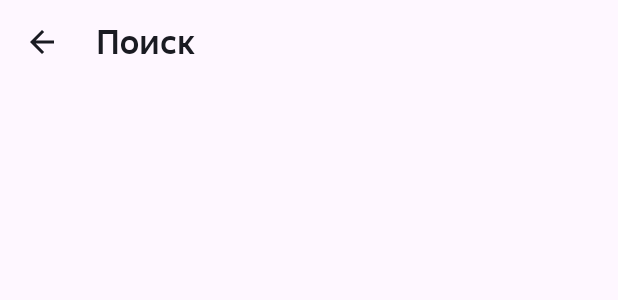
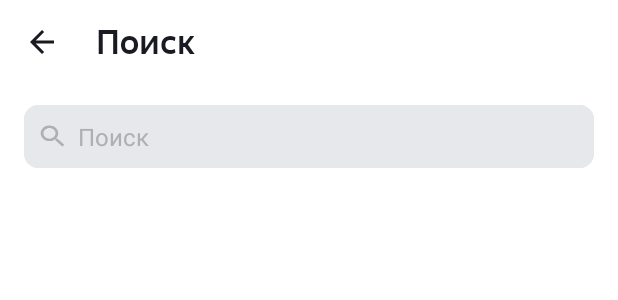
Before and after one commit to Ahilesov/PlaylistMaker, an Android app: the layout activity_search.xml on its own in the app's theme, with its tools: preview values and no code run, on a phone screen of 412 x 824 dp. Shown: the top 300 px of the screen. Run offline under Robolectric (Android 15) with nearby library versions, the phone set to English and light mode, and no system bars; Roboto replaces fonts that are not available here.

Commit message:
Init Commit 1.0 9-sprint

```diff
--- a/app/src/main/java/com/practicum/playlistmaker/SettingsActivity.kt
+++ b/app/src/main/java/com/practicum/playlistmaker/SettingsActivity.kt
@@ -9,6 +9,7 @@ import android.widget.FrameLayout
 import android.widget.ImageView
 
 class SettingsActivity : AppCompatActivity() {
+
     override fun onCreate(savedInstanceState: Bundle?) {
         super.onCreate(savedInstanceState)
         setContentView(R.layout.activity_settings)
--- /dev/null
+++ b/app/src/main/res/drawable/color_cursor.xml
@@ -0,0 +1,5 @@
+<?xml version="1.0" encoding="utf-8"?>
+<shape xmlns:android="http://schemas.android.com/apk/res/android">
+    <size android:width="2dp" />
+    <solid android:color="@color/blue_background" />
+</shape>
--- /dev/null
+++ b/app/src/main/res/drawable/layout_bg.xml
@@ -0,0 +1,7 @@
+<?xml version="1.0" encoding="UTF-8"?>
+<shape xmlns:android="http://schemas.android.com/apk/res/android">
+    <solid android:color="?attr/colorOnSecondary"/>
+    <stroke android:width="3dp" android:color="?attr/colorOnSecondary" />
+    <corners android:radius="8dp"/>
+    <padding android:left="0dp" android:top="0dp" android:right="0dp" android:bottom="0dp" />
+</shape>
--- /dev/null
+++ b/app/src/main/res/drawable/search_icon.xml
@@ -0,0 +1,9 @@
+<vector xmlns:android="http://schemas.android.com/apk/res/android"
+    android:width="18dp"
+    android:height="16dp"
+    android:viewportWidth="18"
+    android:viewportHeight="16">
+  <path
+      android:pathData="M12.381,9.805H11.67L11.418,9.589C12.3,8.676 12.832,7.492 12.832,6.203C12.832,3.329 10.211,1 6.978,1C3.746,1 1.125,3.329 1.125,6.203C1.125,9.077 3.746,11.406 6.978,11.406C8.428,11.406 9.761,10.934 10.788,10.149L11.031,10.373V11.006L15.533,15L16.875,13.807L12.381,9.805ZM6.978,9.805C4.736,9.805 2.926,8.196 2.926,6.203C2.926,4.21 4.736,2.601 6.978,2.601C9.221,2.601 11.031,4.21 11.031,6.203C11.031,8.196 9.221,9.805 6.978,9.805Z"
+      android:fillColor="?attr/colorSecondaryVariant"/>
+</vector>
--- a/app/src/main/res/layout/activity_search.xml
+++ b/app/src/main/res/layout/activity_search.xml
@@ -1,14 +1,12 @@
 <?xml version="1.0" encoding="utf-8"?>
 <LinearLayout xmlns:android="http://schemas.android.com/apk/res/android"
-    android:layout_width="match_parent"
-    android:layout_height="match_parent"
-    android:layout_marginHorizontal="@dimen/frame_16dp"
-    android:orientation="vertical">
+    xmlns:app="http://schemas.android.com/apk/res-auto"
+    style="@style/LinearLayoutApp"
+    android:background="?attr/colorPrimaryVariant">
 
     <LinearLayout
         android:layout_width="match_parent"
         android:layout_height="wrap_content"
-        android:layout_marginTop="@dimen/frame_14dp"
         android:orientation="horizontal">
 
         <ImageView
@@ -17,10 +15,48 @@
             android:src="@drawable/arrow" />
 
         <TextView
+            style="@style/TextScreenName"
             android:layout_marginStart="@dimen/frame_28dp"
-            android:text="@string/button_search"
-            style="@style/TextScreenName"/>
+            android:text="@string/button_search" />
 
     </LinearLayout>
 
+    <LinearLayout
+        android:layout_width="match_parent"
+        android:layout_height="42dp"
+        android:layout_marginTop="@dimen/frame_28dp"
+        android:background="@drawable/layout_bg"
+        android:orientation="horizontal">
+
+        <EditText
+            android:id="@+id/inputEditText"
+            android:layout_width="@dimen/frame_0dp"
+            android:layout_height="match_parent"
+            android:layout_weight="1"
+            android:background="@drawable/layout_bg"
+            android:drawableStart="@drawable/search_icon"
+            android:drawablePadding="@dimen/frame_8dp"
+            android:hint="@string/button_search"
+            android:inputType="text"
+            android:maxLines="1"
+            android:padding="@dimen/frame_10dp"
+            android:textColor="@color/black_text"
+            android:textColorHint="?attr/colorSecondaryVariant"
+            android:textCursorDrawable="@drawable/color_cursor"
+            android:textSize="@dimen/text_16" />
+
+        <ImageView
+            android:id="@+id/clearIcon"
+            android:layout_width="@dimen/frame_20dp"
+            android:layout_height="match_parent"
+            android:layout_gravity="end"
+            android:layout_marginEnd="@dimen/frame_16dp"
+            android:src="@android:drawable/ic_menu_close_clear_cancel"
+            android:visibility="gone"
+            app:tint="@color/black_text"/>
+
+
+    </LinearLayout>
+
+
 </LinearLayout>
--- a/app/src/main/res/values-night/themes.xml
+++ b/app/src/main/res/values-night/themes.xml
@@ -9,7 +9,8 @@
 
         <!-- Secondary brand color. -->
         <item name="colorSecondary">@color/white</item>
-        <item name="colorSecondaryVariant">@color/blue_background</item>
+        <item name="colorSecondaryVariant">@color/black_text</item>
+        <item name="colorOnSecondary">@color/white</item>
 
     </style>
 
--- a/app/src/main/res/values/colors.xml
+++ b/app/src/main/res/values/colors.xml
@@ -5,4 +5,5 @@
     <color name="blue_background">#3772E7</color>
     <color name="black_text">#1A1B22</color>
     <color name="grey_icons">#AEAFB4</color>
+    <color name="grey_light">#E6E8EB</color>
 </resources>
--- a/app/src/main/res/values/dimens.xml
+++ b/app/src/main/res/values/dimens.xml
@@ -2,13 +2,15 @@
 <resources>
     <dimen name="frame_14dp">14dp</dimen>
     <dimen name="frame_28dp">28dp</dimen>
+    <dimen name="frame_20dp">20dp</dimen>
     <dimen name="frame_16dp">16dp</dimen>
+    <dimen name="frame_8dp">8dp</dimen>
+    <dimen name="frame_36dp">36dp</dimen>
     <dimen name="frame_62dp">62dp</dimen>
     <dimen name="frame_10dp">10dp</dimen>
     <dimen name="frame_0dp">0dp</dimen>
     <dimen name="frame_40dp">40dp</dimen>
     <dimen name="frame_4dp">4dp</dimen>
-    <dimen name="radius_button_16dp">16dp</dimen>
     <dimen name="text_22">22sp</dimen>
     <dimen name="text_16">16sp</dimen>
 
--- a/app/src/main/res/values/styles.xml
+++ b/app/src/main/res/values/styles.xml
@@ -36,7 +36,7 @@
         <item name="android:textAppearance">@style/TextAppearance.AppCompat.Body1</item>
         <item name="android:textColor">@color/black_text</item>
         <item name="android:textSize">@dimen/text_22</item>
-        <item name="cornerRadius">@dimen/text_16</item>
+        <item name="cornerRadius">@dimen/frame_16dp</item>
         <item name="iconGravity">textStart</item>
         <item name="iconPadding">@dimen/frame_10dp</item>
         <item name="iconTint">@color/black_text</item>
--- a/app/src/main/res/values/themes.xml
+++ b/app/src/main/res/values/themes.xml
@@ -10,6 +10,7 @@
         <!-- Secondary brand color. -->
         <item name="colorSecondary">@color/black_text</item>
         <item name="colorSecondaryVariant">@color/grey_icons</item>
+        <item name="colorOnSecondary">@color/grey_light</item>
 
     </style>
 
```
Also changed, not shown: app/src/main/java/com/practicum/playlistmaker/SearchActivity.kt (+52 -0 lines).
